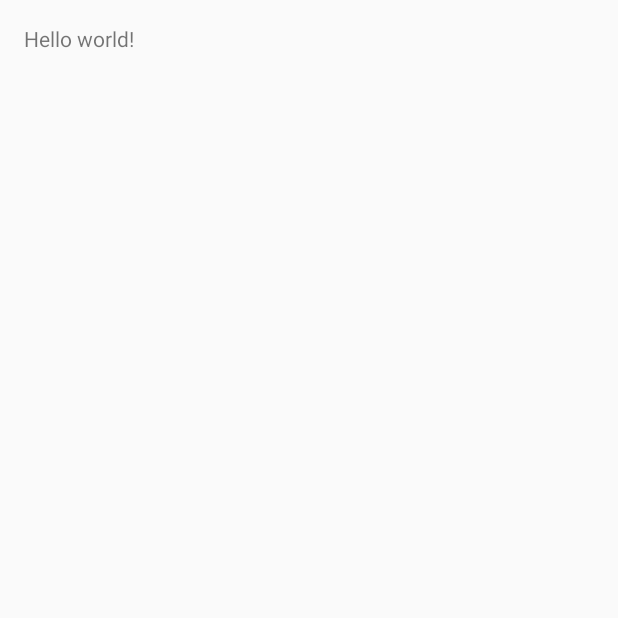
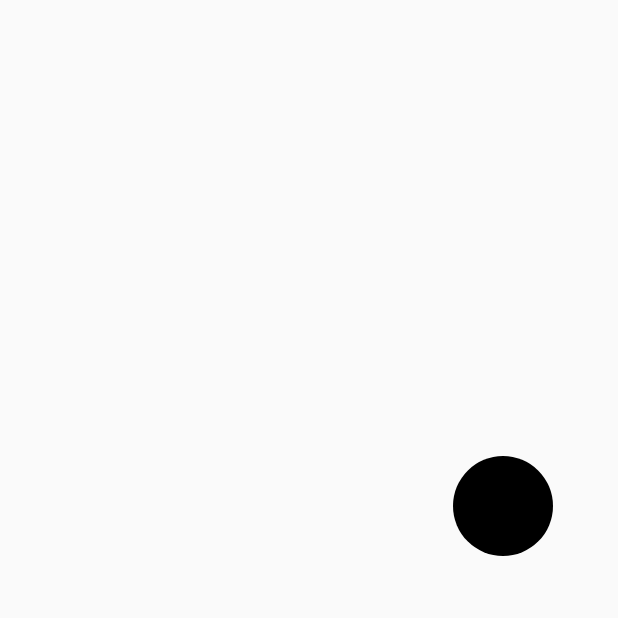
Before and after one commit to spartanhaden/Pong, an Android app: the SinglePlayer screen opened directly, with no data from a screen before it, on a phone screen of 412 x 824 dp, the top half of it. Before the commit the part shown is almost empty. Run offline under Robolectric (Android 15) with nearby library versions, the phone set to English and light mode, and no system bars.

Commit message:
Merged Robin's xml edits and added ball in single player view.

```diff
--- a/app/src/main/java/com/hadenw/pong/BallView.java
+++ b/app/src/main/java/com/hadenw/pong/BallView.java
@@ -2,25 +2,35 @@ package com.hadenw.pong;
 
 import android.content.Context;
 import android.graphics.Canvas;
-import android.graphics.drawable.ShapeDrawable;
-import android.graphics.drawable.shapes.OvalShape;
+import android.graphics.Color;
+import android.graphics.Paint;
+import android.graphics.RectF;
 import android.view.View;
 
 /**
  * Created by Haden Wasserbaech on 12/29/14.
  */
-public class BallView extends View{
-	private ShapeDrawable mDrawable;
-	public BallView(Context context){
+public class BallView extends View {
+
+	private float x = 500f;
+	private float y = 500f;
+	private float size = 50f;
+	private RectF rectF = new RectF(x - size, y - size, x + size, y + size);
+	private Paint paint = new Paint(Color.WHITE);
+
+	public BallView(Context context) {
 		super(context);
-		int size = 50;
-
-		mDrawable = new ShapeDrawable(new OvalShape());
-		mDrawable.getPaint().setColor(0x00FFFF);
-		mDrawable.setBounds(500,500,size,size);
 	}
 
-	protected void onDraw(Canvas canvas){
-		mDrawable.draw(canvas);
+	protected void onDraw(Canvas canvas) {
+		rectF.set(x - size, y - size, x + size, y + size);
+		canvas.drawOval(rectF, paint);
+		x += 1f;
+		y += 2f;
+		try {
+			Thread.sleep(30);
+		} catch (InterruptedException e) {
+		}
+		invalidate();
 	}
 }
--- a/app/src/main/java/com/hadenw/pong/SinglePlayer.java
+++ b/app/src/main/java/com/hadenw/pong/SinglePlayer.java
@@ -9,6 +9,6 @@ public class SinglePlayer extends Activity {
 	@Override
 	protected void onCreate(Bundle savedInstanceState) {
 		super.onCreate(savedInstanceState);
-		setContentView(R.layout.activity_single_player);
+		setContentView(new BallView(this));
 	}
 }
```
